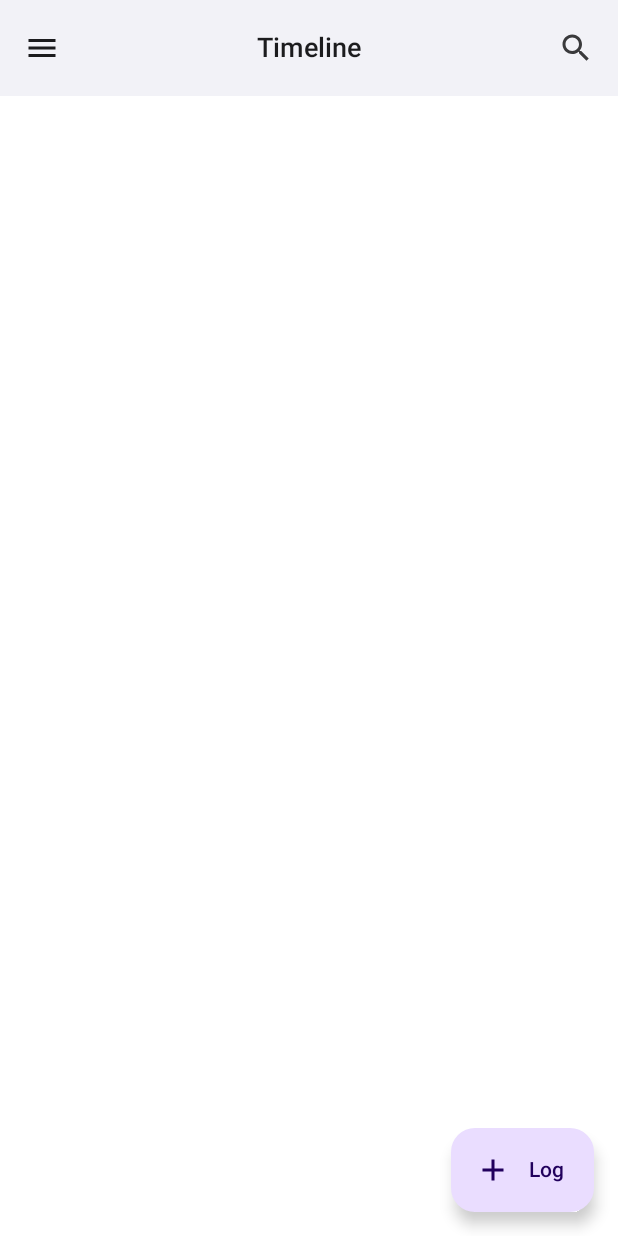
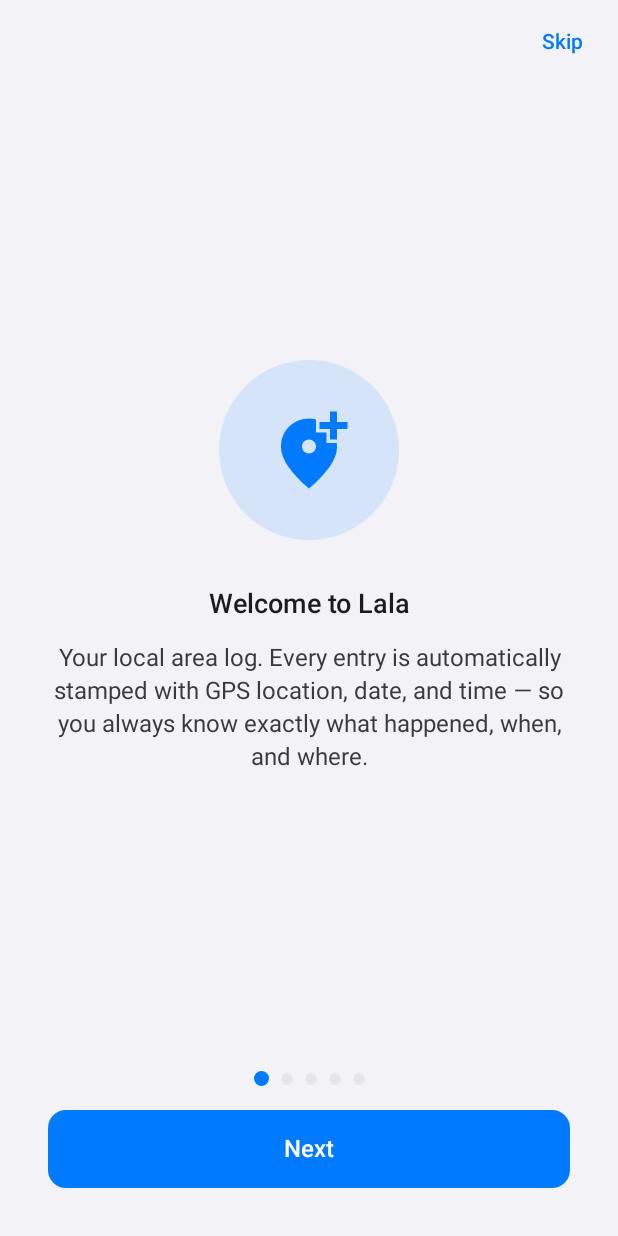
Before and after one commit to l3djimmy/LALA, an Android app built with Jetpack Compose: the screen it shows after launch (MainActivity), on a phone screen of 412 x 824 dp. Run offline under Robolectric (Android 15) with nearby library versions, the phone set to English and light mode, and no system bars; our stand-ins replace Dagger/Hilt's generated code, Room's generated code; libraries missing offline, so code that uses them is left out: com.itextpdf.io, com.itextpdf.kernel, com.itextpdf.layout, org.osmdroid.config; 3 statements that could not run were skipped.

Commit message:
Add first-launch tutorial and update privacy contact email
- Five-page swipeable onboarding shown once on first start (welcome,
  logging with auto GPS/time and talk-to-text, photos & video, map
  view, PDF export), with Skip, page dots, and a completion flag in
  DataStore. Settings gains a Help section with "View Tutorial" to
  replay it anytime.
- Privacy policy contact updated to jimmy@hardlineforge.ai.

```diff
--- a/android/app/src/main/java/com/hardlineforge/lala/data/UserPreferences.kt
+++ b/android/app/src/main/java/com/hardlineforge/lala/data/UserPreferences.kt
@@ -24,6 +24,14 @@ class UserPreferences @Inject constructor(
         val DARK_MODE = booleanPreferencesKey("dark_mode")
         val FONT_SIZE = stringPreferencesKey("font_size")
         val ACCENT_COLOR = stringPreferencesKey("accent_color")
+        val ONBOARDING_COMPLETE = booleanPreferencesKey("onboarding_complete")
+    }
+
+    val onboardingComplete: Flow<Boolean> =
+        context.dataStore.data.map { it[Keys.ONBOARDING_COMPLETE] ?: false }
+
+    suspend fun setOnboardingComplete(complete: Boolean) {
+        context.dataStore.edit { it[Keys.ONBOARDING_COMPLETE] = complete }
     }
 
     val isPremium: Flow<Boolean> = context.dataStore.data.map { it[Keys.IS_PREMIUM] ?: false }
--- a/android/app/src/main/java/com/hardlineforge/lala/ui/screens/LalaApp.kt
+++ b/android/app/src/main/java/com/hardlineforge/lala/ui/screens/LalaApp.kt
@@ -9,21 +9,35 @@ import androidx.compose.material3.Scaffold
 import androidx.compose.material3.rememberDrawerState
 import androidx.compose.runtime.Composable
 import androidx.compose.runtime.LaunchedEffect
+import androidx.compose.runtime.collectAsState
 import androidx.compose.runtime.getValue
 import androidx.compose.runtime.rememberCoroutineScope
 import androidx.compose.ui.Modifier
 import androidx.compose.ui.unit.dp
+import androidx.hilt.navigation.compose.hiltViewModel
 import androidx.navigation.NavHostController
 import androidx.navigation.compose.NavHost
 import androidx.navigation.compose.composable
 import androidx.navigation.compose.currentBackStackEntryAsState
 import androidx.navigation.compose.rememberNavController
+import com.hardlineforge.lala.ui.viewmodel.LalaViewModel
 import com.hardlineforge.lala.util.DebugLog
 import kotlinx.coroutines.launch
 
 @OptIn(ExperimentalMaterial3Api::class)
 @Composable
-fun LalaApp() {
+fun LalaApp(vm: LalaViewModel = hiltViewModel()) {
+    // null = flag not loaded yet (avoids flashing the timeline or the tutorial wrongly)
+    val onboardingComplete by vm.onboardingComplete.collectAsState(initial = null)
+    when (onboardingComplete) {
+        null -> return
+        false -> {
+            OnboardingScreen(onDone = { vm.setOnboardingComplete(true) })
+            return
+        }
+        true -> {}
+    }
+
     val navController = rememberNavController()
     val drawerState = rememberDrawerState(initialValue = DrawerValue.Closed)
     val scope = rememberCoroutineScope()
--- /dev/null
+++ b/android/app/src/main/java/com/hardlineforge/lala/ui/screens/OnboardingScreen.kt
@@ -0,0 +1,160 @@
+@file:OptIn(androidx.compose.foundation.ExperimentalFoundationApi::class)
+
+package com.hardlineforge.lala.ui.screens
+
+import androidx.compose.foundation.background
+import androidx.compose.foundation.layout.*
+import androidx.compose.foundation.pager.HorizontalPager
+import androidx.compose.foundation.pager.rememberPagerState
+import androidx.compose.foundation.shape.CircleShape
+import androidx.compose.material.icons.Icons
+import androidx.compose.material.icons.filled.AddLocationAlt
+import androidx.compose.material.icons.filled.CameraAlt
+import androidx.compose.material.icons.filled.EditNote
+import androidx.compose.material.icons.filled.Map
+import androidx.compose.material.icons.filled.PictureAsPdf
+import androidx.compose.material3.*
+import androidx.compose.runtime.*
+import androidx.compose.ui.Alignment
+import androidx.compose.ui.Modifier
+import androidx.compose.ui.draw.clip
+import androidx.compose.ui.graphics.vector.ImageVector
+import androidx.compose.ui.text.style.TextAlign
+import androidx.compose.ui.unit.dp
+import kotlinx.coroutines.launch
+
+private data class OnboardingPage(
+    val icon: ImageVector,
+    val title: String,
+    val body: String
+)
+
+private val pages = listOf(
+    OnboardingPage(
+        icon = Icons.Filled.AddLocationAlt,
+        title = "Welcome to Lala",
+        body = "Your local area log. Every entry is automatically stamped with GPS location, date, and time — so you always know exactly what happened, when, and where."
+    ),
+    OnboardingPage(
+        icon = Icons.Filled.EditNote,
+        title = "Log events as they happen",
+        body = "Tap the Log button on the timeline. Location and time fill in on their own — just add a title and describe what happened. Tap the mic icon to speak your comment instead of typing."
+    ),
+    OnboardingPage(
+        icon = Icons.Filled.CameraAlt,
+        title = "Attach photos & video",
+        body = "Add photos or record video (with sound) straight from the entry. Captured media attaches to the entry automatically and shows up in your Media Gallery too."
+    ),
+    OnboardingPage(
+        icon = Icons.Filled.Map,
+        title = "See it all on the map",
+        body = "Every geotagged entry appears as a pin on the Map View — entries with photos show a photo thumbnail. Tap a pin to open that entry."
+    ),
+    OnboardingPage(
+        icon = Icons.Filled.PictureAsPdf,
+        title = "Export a report",
+        body = "Turn your log into a PDF report with entries, photos, and video filmstrips included. You can replay this tutorial anytime from Settings."
+    )
+)
+
+@Composable
+fun OnboardingScreen(onDone: () -> Unit) {
+    val pagerState = rememberPagerState(pageCount = { pages.size })
+    val scope = rememberCoroutineScope()
+    val isLastPage = pagerState.currentPage == pages.lastIndex
+
+    Surface(modifier = Modifier.fillMaxSize()) {
+        Column(modifier = Modifier.fillMaxSize()) {
+            Row(
+                modifier = Modifier.fillMaxWidth().padding(horizontal = 8.dp, vertical = 4.dp),
+                horizontalArrangement = Arrangement.End
+            ) {
+                TextButton(onClick = onDone) { Text("Skip") }
+            }
+
+            HorizontalPager(
+                state = pagerState,
+                modifier = Modifier.weight(1f)
+            ) { pageIndex ->
+                val page = pages[pageIndex]
+                Column(
+                    modifier = Modifier
+                        .fillMaxSize()
+                        .padding(horizontal = 32.dp),
+                    horizontalAlignment = Alignment.CenterHorizontally,
+                    verticalArrangement = Arrangement.Center
+                ) {
+                    Box(
+                        modifier = Modifier
+                            .size(120.dp)
+                            .clip(CircleShape)
+                            .background(MaterialTheme.colorScheme.primary.copy(alpha = 0.12f)),
+                        contentAlignment = Alignment.Center
+                    ) {
+                        Icon(
+                            imageVector = page.icon,
+                            contentDescription = null,
+                            modifier = Modifier.size(56.dp),
+                            tint = MaterialTheme.colorScheme.primary
+                        )
+                    }
+                    Spacer(modifier = Modifier.height(32.dp))
+                    Text(
+                        page.title,
+                        style = MaterialTheme.typography.headlineMedium,
+                        textAlign = TextAlign.Center
+                    )
+                    Spacer(modifier = Modifier.height(16.dp))
+                    Text(
+                        page.body,
+                        style = MaterialTheme.typography.bodyLarge,
+                        textAlign = TextAlign.Center,
+                        color = MaterialTheme.colorScheme.onSurfaceVariant
+                    )
+                }
+            }
+
+            // Page indicator dots
+            Row(
+                modifier = Modifier.fillMaxWidth().padding(vertical = 16.dp),
+                horizontalArrangement = Arrangement.Center,
+                verticalAlignment = Alignment.CenterVertically
+            ) {
+                repeat(pages.size) { index ->
+                    val selected = pagerState.currentPage == index
+                    Box(
+                        modifier = Modifier
+                            .padding(horizontal = 4.dp)
+                            .size(if (selected) 10.dp else 8.dp)
+                            .clip(CircleShape)
+                            .background(
+                                if (selected) MaterialTheme.colorScheme.primary
+                                else MaterialTheme.colorScheme.surfaceVariant
+                            )
+                    )
+                }
+            }
+
+            Button(
+                onClick = {
+                    if (isLastPage) {
+                        onDone()
+                    } else {
+                        scope.launch { pagerState.animateScrollToPage(pagerState.currentPage + 1) }
+                    }
+                },
+                modifier = Modifier
+                    .fillMaxWidth()
+                    .padding(horizontal = 32.dp)
+                    .padding(bottom = 32.dp)
+                    .heightIn(min = 52.dp),
+                shape = MaterialTheme.shapes.medium
+            ) {
+                Text(
+                    if (isLastPage) "Get Started" else "Next",
+                    style = MaterialTheme.typography.titleMedium
+                )
+            }
+        }
+    }
+}
--- a/android/app/src/main/java/com/hardlineforge/lala/ui/screens/SettingsScreen.kt
+++ b/android/app/src/main/java/com/hardlineforge/lala/ui/screens/SettingsScreen.kt
@@ -111,6 +111,18 @@ fun SettingsScreen(vm: LalaViewModel = hiltViewModel()) {
 
         HorizontalDivider()
 
+        // Help
+        Text("Help", style = MaterialTheme.typography.titleMedium)
+        OutlinedButton(
+            onClick = { vm.setOnboardingComplete(false) },
+            modifier = Modifier.fillMaxWidth(),
+            shape = MaterialTheme.shapes.medium
+        ) {
+            Text("View Tutorial")
+        }
+
+        HorizontalDivider()
+
         // Debug
         Text("Debug", style = MaterialTheme.typography.titleMedium)
         Text(
--- a/android/app/src/main/java/com/hardlineforge/lala/ui/viewmodel/LalaViewModel.kt
+++ b/android/app/src/main/java/com/hardlineforge/lala/ui/viewmodel/LalaViewModel.kt
@@ -57,6 +57,13 @@ class LalaViewModel @Inject constructor(
 
     fun setAccentColor(color: String) {
         viewModelScope.launch { userPreferences.setAccentColor(color) }
+    }
+
+    /** Exposed as a raw Flow so the UI can distinguish "not loaded yet" (null initial) from false. */
+    val onboardingComplete: Flow<Boolean> = userPreferences.onboardingComplete
+
+    fun setOnboardingComplete(complete: Boolean) {
+        viewModelScope.launch { userPreferences.setOnboardingComplete(complete) }
     }
 
     /** Generates the case log PDF, embedding photos/filmstrips and stamping a watermark for free-tier users. */
```
Also changed, not shown: 2 other files.
